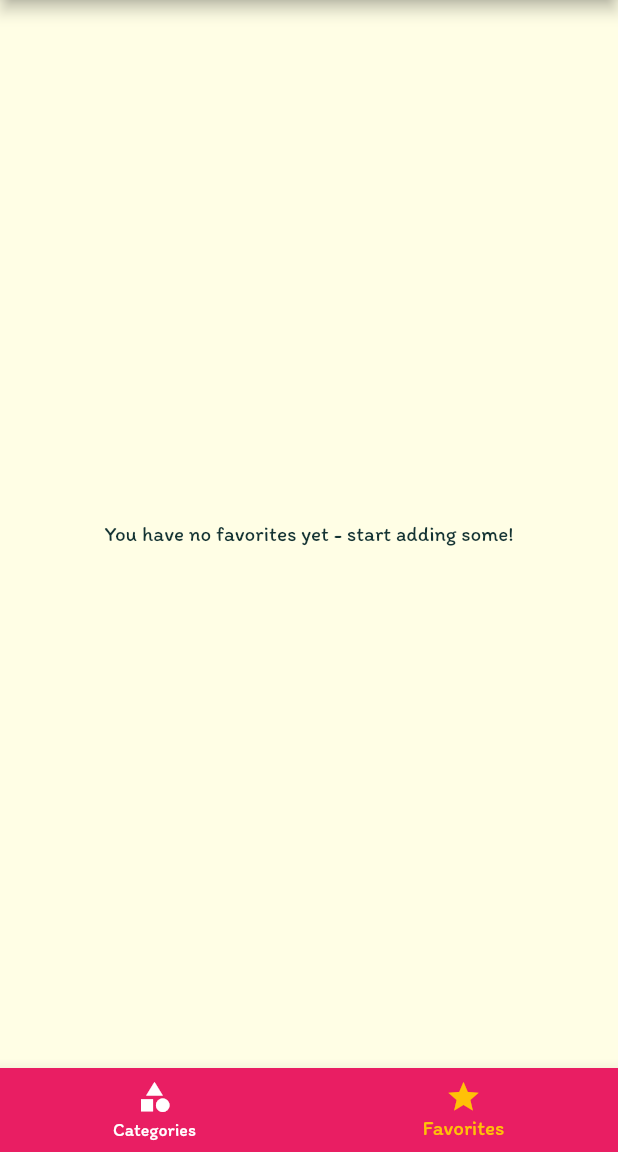
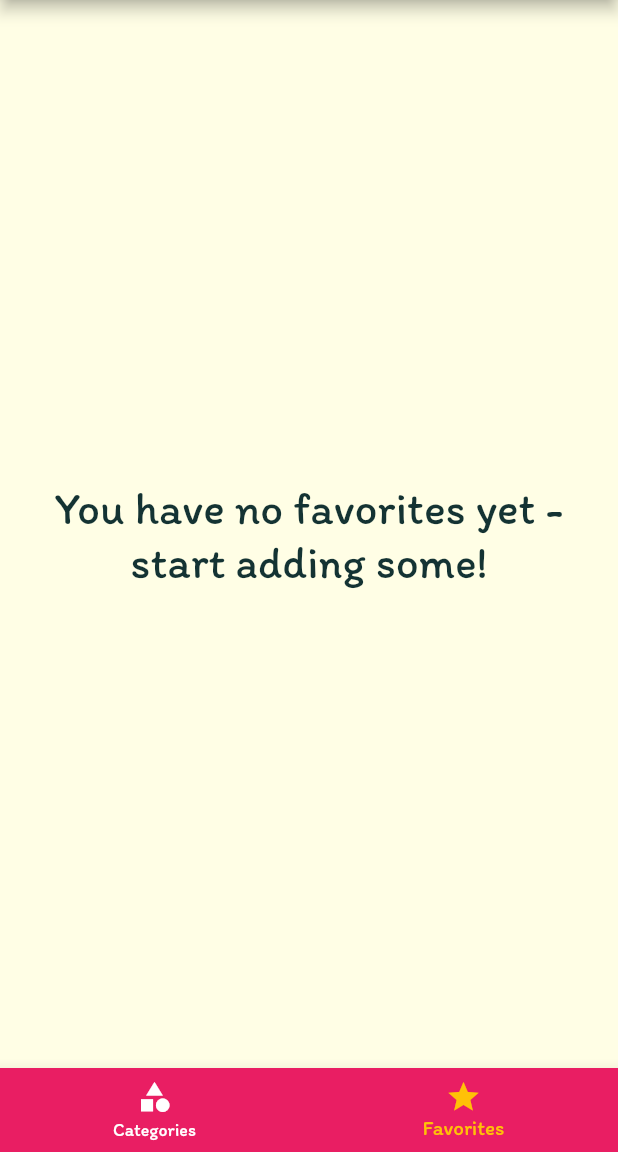
Before and after one commit to Nimit19/FlutterDevlopment, a Flutter app: the screen it shows after launch, item 2 of the bottom bar chosen, on a phone screen of 412 x 824 dp, the part 84-1236 px from its top. Run offline on Flutter 3.47's test engine with Material 2 defaults, Android fonts, the light colour scheme and no system bars; missing offline and left inert: dart:ffi.

Commit message:
Initial Commit

```diff
--- a/Udemy Course/Flutter Apps/delicious_meal/lib/main.dart
+++ b/Udemy Course/Flutter Apps/delicious_meal/lib/main.dart
@@ -27,6 +27,26 @@ class _MyAppState extends State<MyApp> {
   };
 
   List<Meal> _availableMeals = DUMMY_MEALS;
+  List<Meal> _favoritesMeal = [];
+
+  void _toggleFavorites(String mealId) {
+    int existingIndex = _favoritesMeal.indexWhere((meal) => meal.id == mealId);
+
+    if (existingIndex >= 0) {
+      setState(() {
+        _favoritesMeal.removeWhere((meal) => meal.id == mealId);
+      });
+    } else {
+      setState(() {
+        _favoritesMeal.add(DUMMY_MEALS.firstWhere((meal) => meal.id == mealId));
+      });
+    }
+  }
+
+  bool _isFavorite(String mealId) {
+    return _favoritesMeal.any((meal) => meal.id == mealId);
+  }
+
   void _setFilters(Map<String, bool> filterData) {
     setState(() {
       _filters = filterData;
@@ -75,7 +95,7 @@ class _MyAppState extends State<MyApp> {
       // home: const CategoryScreen(),
       initialRoute: '/',
       routes: {
-        '/': (ctx) => const TabsScreen(),
+        '/': (ctx) => TabsScreen(_favoritesMeal),
 
         // // 1]
         // '/category-meals': (ctx) => CategoryMealsScreen(),
@@ -84,10 +104,11 @@ class _MyAppState extends State<MyApp> {
         CategoryMealsScreen.routeName: (ctx) =>
             CategoryMealsScreen(availableMeals: _availableMeals),
 
-        MealDetailScreen.routeName: (ctx) => MealDetailScreen(),
+        MealDetailScreen.routeName: (ctx) => MealDetailScreen(_isFavorite,_toggleFavorites),
 
-        FiltersScreen.routeName: (ctx) => FiltersScreen(_filters,_setFilters),
+        FiltersScreen.routeName: (ctx) => FiltersScreen(_filters, _setFilters),
       },
+
       // onGenerateRoute: (settings){
       //   return MaterialPageRoute(builder: (ctx) => CategoryScreen());
       // },
--- a/Udemy Course/Flutter Apps/delicious_meal/lib/screens/category_meals_screen.dart
+++ b/Udemy Course/Flutter Apps/delicious_meal/lib/screens/category_meals_screen.dart
@@ -65,7 +65,7 @@ class _CategoryMealsScreenState extends State<CategoryMealsScreen> {
             duration: displayedMeal[index].duration,
             complexity: displayedMeal[index].complexity,
             affordability: displayedMeal[index].affordability,
-            removeItem: _removeMeal,
+            // removeItem: _removeMeal,
           );
         },
         itemCount: displayedMeal.length,
--- a/Udemy Course/Flutter Apps/delicious_meal/lib/screens/favorites_screen.dart
+++ b/Udemy Course/Flutter Apps/delicious_meal/lib/screens/favorites_screen.dart
@@ -1,12 +1,42 @@
+import 'package:delicious_meal/models/meal.dart';
 import 'package:flutter/material.dart';
 
+import '../widgets/meal_item.dart';
+
 class FavoritesScreen extends StatelessWidget {
-  const FavoritesScreen({Key? key}) : super(key: key);
+  final List<Meal> favoritesMeal;
+  FavoritesScreen(this.favoritesMeal);
 
   @override
   Widget build(BuildContext context) {
-    return Center(
-      child: Text("You have no favorites yet - start adding some!"),
-    );
+    if (favoritesMeal.isEmpty) {
+      return const Padding(
+        padding: EdgeInsets.all(10),
+        child: Center(
+          child: Text(
+            "You have no favorites yet - start adding some!",
+            style: TextStyle(
+              fontSize: 30,
+            ),
+            textAlign: TextAlign.center,
+          ),
+        ),
+      );
+    } else {
+      return ListView.builder(
+        itemBuilder: (ctx, index) {
+          return MealItem(
+            id: favoritesMeal[index].id,
+            title: favoritesMeal[index].title,
+            imageUrl: favoritesMeal[index].imageUrl,
+            duration: favoritesMeal[index].duration,
+            complexity: favoritesMeal[index].complexity,
+            affordability: favoritesMeal[index].affordability,
+            // removeItem: _removeMeal,
+          );
+        },
+        itemCount: favoritesMeal.length,
+      );
+    }
   }
 }
--- a/Udemy Course/Flutter Apps/delicious_meal/lib/screens/tabs_screen.dart
+++ b/Udemy Course/Flutter Apps/delicious_meal/lib/screens/tabs_screen.dart
@@ -1,10 +1,13 @@
 import 'package:delicious_meal/screens/category_screen.dart';
 import 'package:delicious_meal/screens/favorites_screen.dart';
+import '../models/meal.dart';
 import '../widgets/main_drawer.dart';
 import 'package:flutter/material.dart';
 
 class TabsScreen extends StatefulWidget {
-  const TabsScreen({super.key});
+
+  final List<Meal> favoritesMeal;
+  TabsScreen(this.favoritesMeal);
 
 
   @override
@@ -30,16 +33,23 @@ class TabsScreen extends StatefulWidget {
 //   }
 // }
 class _TabsScreenState extends State<TabsScreen> {
-  final List<Map<String, Object>> _pages = [
+  late List<Map<String, Object>> _pages;
+
+  @override
+  void initState() {
+    _pages = [
       {
         'page': CategoryScreen(),
         'title': "Categories",
       },
       {
-      'page': FavoritesScreen(),
+        'page': FavoritesScreen(widget.favoritesMeal),
         'title': "Your Favorite",
       },
     ];
+
+    super.initState();
+  }
 
   int _selectedPageIndex = 0;
   void _selectPage(int index) {
--- a/Udemy Course/Flutter Apps/delicious_meal/lib/widgets/meal_item.dart
+++ b/Udemy Course/Flutter Apps/delicious_meal/lib/widgets/meal_item.dart
@@ -10,7 +10,7 @@ class MealItem extends StatelessWidget {
   final int duration;
   final Complexity complexity;
   final Affordability affordability;
-  final Function removeItem;
+  // final Function removeItem;
 
   const MealItem({super.key,
     required this.id,
@@ -19,7 +19,7 @@ class MealItem extends StatelessWidget {
     required this.duration,
     required this.complexity,
     required this.affordability,
-    required this.removeItem,
+    // required this.removeItem,
   });
 
   String get complexityText {
@@ -56,7 +56,7 @@ class MealItem extends StatelessWidget {
     )
         .then((mealID) {
       if (mealID != null) {
-        removeItem(mealID);
+        // removeItem(mealID);
       }
     });
   }
```
Also changed, not shown: Udemy Course/Flutter Apps/delicious_meal/lib/screens/meal_detail_screen.dart (+9 -7 lines). Lines whose indentation alone changed are shown as unchanged.
